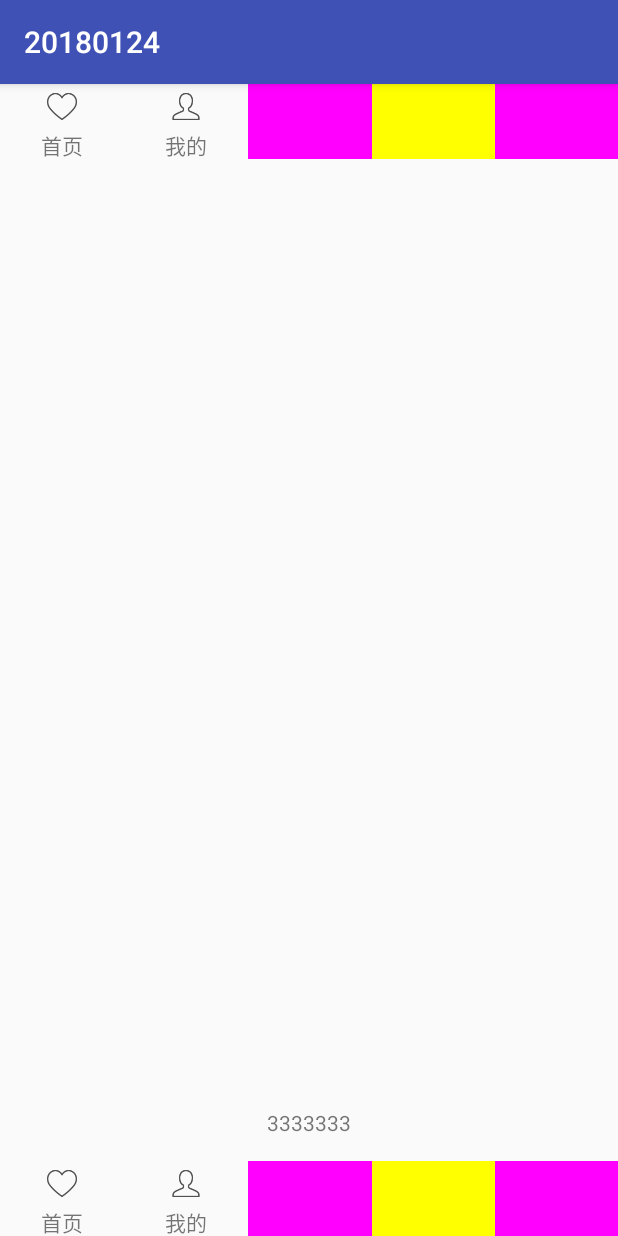
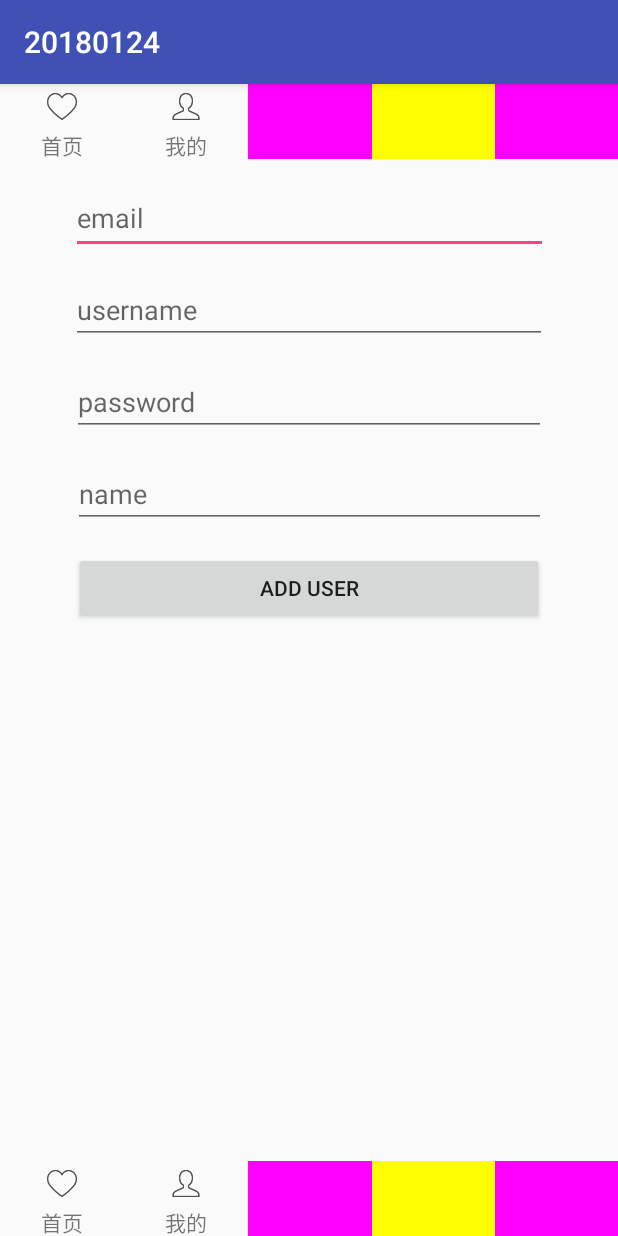
Before and after one commit to qinggumeng/android3, an Android app: the screen it shows after launch (MainActivity), on a phone screen of 412 x 824 dp. Run offline under Robolectric (Android 15) with nearby library versions, the phone set to English and light mode, and no system bars; libraries missing offline, so code that uses them is left out: net.callumtaylor.asynchttp; 8 statements that could not run were skipped.

Commit message:
添加异步POST功能

```diff
--- a/app/build.gradle
+++ b/app/build.gradle
@@ -25,4 +25,5 @@ dependencies {
     testImplementation 'junit:junit:4.12'
     androidTestImplementation 'com.android.support.test:runner:1.0.1'
     androidTestImplementation 'com.android.support.test.espresso:espresso-core:3.0.1'
+    compile 'net.callumtaylor:asynchttpclient:2.1'
 }
--- a/app/src/main/java/com/example/zhengzhang/a20180124/Fragment3.java
+++ b/app/src/main/java/com/example/zhengzhang/a20180124/Fragment3.java
@@ -1,11 +1,24 @@
 package com.example.zhengzhang.a20180124;
 
+import android.os.AsyncTask;
 import android.os.Bundle;
 import android.support.annotation.Nullable;
 import android.support.v4.app.Fragment;
 import android.view.LayoutInflater;
 import android.view.View;
 import android.view.ViewGroup;
+
+import com.google.gson.JsonElement;
+
+import net.callumtaylor.asynchttp.AsyncHttpClient;
+import net.callumtaylor.asynchttp.obj.NameValuePair;
+import net.callumtaylor.asynchttp.response.JsonResponseHandler;
+import net.callumtaylor.asynchttp.response.ResponseHandler;
+
+import java.util.ArrayList;
+import java.util.List;
+
+import okhttp3.Headers;
 
 /**
  * Created by zhengzhang on 2018/1/24.
@@ -16,6 +29,27 @@ public class Fragment3 extends Fragment{
     @Override
     public View onCreateView(LayoutInflater inflater, @Nullable ViewGroup container, Bundle savedInstanceState) {
         View v = inflater.inflate(R.layout.f3,null);
+
+        AsyncHttpClient client = new AsyncHttpClient("http://l.hfbdqn.cn/api/v3/");
+
+        List<NameValuePair> params = new ArrayList<>();
+        params.add(new NameValuePair("name", "value"));
+        params.add(new NameValuePair("password", "value111111"));
+        params.add(new NameValuePair("username", "value"));
+        params.add(new NameValuePair("email", "value@qq.com"));
+        params.add(new NameValuePair("private_token", "baif-VJ87yHWP1xk88qo"));
+
+        Headers headers = Headers.of("Header", "value");
+
+        client.post("users", params, headers,new JsonResponseHandler()
+        {
+            @Override public void onSuccess()
+            {
+                JsonElement result = getContent();
+                System.out.println(result.toString());
+            }
+        });
+
         return v;
     }
 }
--- a/app/src/main/res/layout/f3.xml
+++ b/app/src/main/res/layout/f3.xml
@@ -6,13 +6,78 @@
     android:layout_width="match_parent"
     android:layout_height="match_parent">
 
-    <TextView
-        android:id="@+id/textView2"
-        android:layout_width="wrap_content"
+
+    <EditText
+        android:id="@+id/email"
+        android:layout_width="318dp"
+        android:layout_height="47dp"
+        android:layout_marginEnd="16dp"
+        android:layout_marginStart="16dp"
+        android:layout_marginTop="16dp"
+        android:ems="10"
+        android:hint="email"
+        android:inputType="textPersonName"
+        android:text=""
+        app:layout_constraintEnd_toEndOf="parent"
+        app:layout_constraintStart_toStartOf="parent"
+        app:layout_constraintTop_toTopOf="parent" />
+
+    <EditText
+        android:id="@+id/username"
+        android:layout_width="317dp"
+        android:layout_height="44dp"
+        android:layout_marginEnd="16dp"
+        android:layout_marginStart="16dp"
+        android:layout_marginTop="16dp"
+        android:ems="10"
+        android:hint="username"
+        android:inputType="textPersonName"
+        android:text=""
+        app:layout_constraintEnd_toEndOf="parent"
+        app:layout_constraintStart_toStartOf="parent"
+        app:layout_constraintTop_toBottomOf="@+id/email" />
+
+    <EditText
+        android:id="@+id/password"
+        android:layout_width="316dp"
         android:layout_height="wrap_content"
-        android:layout_marginBottom="16dp"
-        android:text="3333333"
-        app:layout_constraintBottom_toBottomOf="parent"
-        app:layout_constraintLeft_toLeftOf="parent"
-        app:layout_constraintRight_toRightOf="parent" />
+        android:layout_marginEnd="16dp"
+        android:layout_marginStart="16dp"
+        android:layout_marginTop="16dp"
+        android:ems="10"
+        android:hint="password"
+        android:password="true"
+        android:inputType="textPersonName"
+        android:text=""
+        app:layout_constraintEnd_toEndOf="parent"
+        app:layout_constraintStart_toStartOf="parent"
+        app:layout_constraintTop_toBottomOf="@+id/username" />
+
+    <EditText
+        android:id="@+id/name"
+        android:layout_width="315dp"
+        android:layout_height="wrap_content"
+        android:layout_marginEnd="16dp"
+        android:layout_marginStart="16dp"
+        android:layout_marginTop="16dp"
+        android:ems="10"
+        android:hint="name"
+        android:inputType="textPersonName"
+        android:text=""
+        app:layout_constraintEnd_toEndOf="parent"
+        app:layout_constraintStart_toStartOf="parent"
+        app:layout_constraintTop_toBottomOf="@+id/password" />
+
+    <Button
+        android:id="@+id/button"
+        android:layout_width="313dp"
+        android:layout_height="wrap_content"
+        android:layout_marginEnd="16dp"
+        android:layout_marginStart="16dp"
+        android:layout_marginTop="16dp"
+        android:text="Add User"
+
+        app:layout_constraintEnd_toEndOf="parent"
+        app:layout_constraintStart_toStartOf="parent"
+        app:layout_constraintTop_toBottomOf="@+id/name" />
 </android.support.constraint.ConstraintLayout>
```
